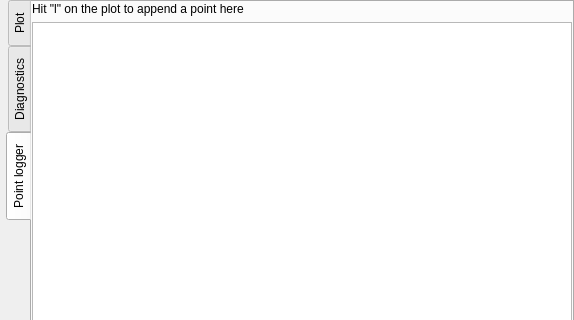
Before: the Qt Designer form scripts/TPUPMC/smileiQtPlot.ui in SmileiPIC/Smilei, drawn with Qt 5; both pictures show x 0 to 574 and y 0 to 320 of the 574 by 570 pixel window.
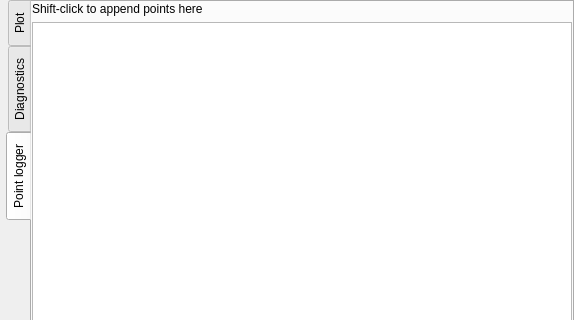
After: the same form once the commit is applied. The open tabs and pages were chosen to show the change.

Commit message: TPUPMC enhance gui

The edit to the form file:
```diff
--- a/scripts/TPUPMC/smileiQtPlot.ui
+++ b/scripts/TPUPMC/smileiQtPlot.ui
@@ -239,7 +239,7 @@
        <item row="0" column="0">
         <widget class="QLabel" name="label">
          <property name="text">
-          <string>Hit &quot;l&quot; on the plot to append a point here</string>
+          <string>Shift-click to append points here</string>
          </property>
         </widget>
        </item>
```
The commit also changes 1 other file.
